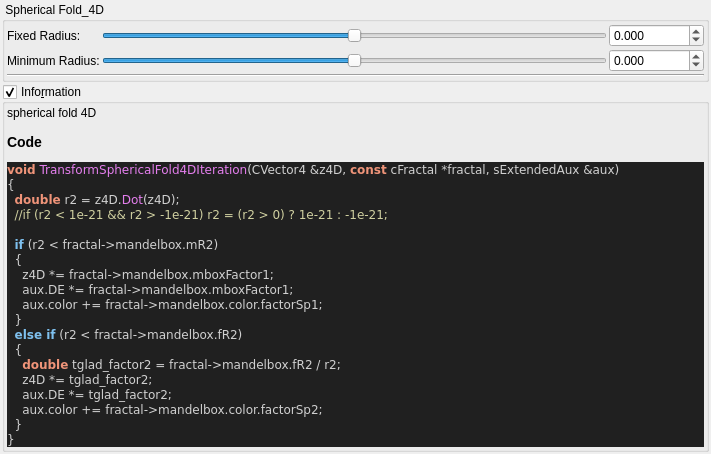
buddhi1980/mandelbulber2, file mandelbulber2/qt_data/fractal_transf_spherical_fold_4D.ui: the form before one commit.
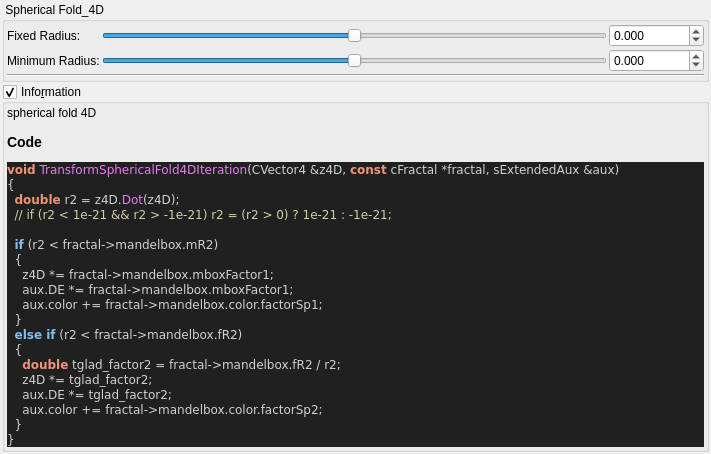
The form after the commit. Custom widgets are drawn as their Qt base class.

What changed in the file:
```diff
--- a/mandelbulber2/qt_data/fractal_transf_spherical_fold_4D.ui
+++ b/mandelbulber2/qt_data/fractal_transf_spherical_fold_4D.ui
@@ -227,7 +227,7 @@
 &lt;pre style=&quot;color:#d0d0d0; background-color:#202020;  font-family:'Courier New',monospace;&quot;&gt;&lt;span style=&quot;color:#f09479; font-weight:bold&quot;&gt;void&lt;/span&gt; &lt;span style=&quot;color:#e47eed&quot;&gt;TransformSphericalFold4DIteration&lt;/span&gt;&lt;span style=&quot;color:#d0d0d0&quot;&gt;(&lt;/span&gt;CVector4 &lt;span style=&quot;color:#d0d0d0&quot;&gt;&amp;amp;&lt;/span&gt;z4D&lt;span style=&quot;color:#d0d0d0&quot;&gt;,&lt;/span&gt; &lt;span style=&quot;color:#f09479; font-weight:bold&quot;&gt;const&lt;/span&gt; cFractal &lt;span style=&quot;color:#d0d0d0&quot;&gt;*&lt;/span&gt;fractal&lt;span style=&quot;color:#d0d0d0&quot;&gt;,&lt;/span&gt; sExtendedAux &lt;span style=&quot;color:#d0d0d0&quot;&gt;&amp;amp;&lt;/span&gt;aux&lt;span style=&quot;color:#d0d0d0&quot;&gt;)&lt;/span&gt;
 &lt;span style=&quot;color:#d0d0d0&quot;&gt;{&lt;/span&gt;
   &lt;span style=&quot;color:#f09479; font-weight:bold&quot;&gt;double&lt;/span&gt; r2 &lt;span style=&quot;color:#d0d0d0&quot;&gt;=&lt;/span&gt; z4D&lt;span style=&quot;color:#d0d0d0&quot;&gt;.&lt;/span&gt;&lt;span style=&quot;color:#e47eed&quot;&gt;Dot&lt;/span&gt;&lt;span style=&quot;color:#d0d0d0&quot;&gt;(&lt;/span&gt;z4D&lt;span style=&quot;color:#d0d0d0&quot;&gt;);&lt;/span&gt;
-  &lt;span style=&quot;color:#d0d0a0&quot;&gt;//if (r2 &amp;lt; 1e-21 &amp;amp;&amp;amp; r2 &amp;gt; -1e-21) r2 = (r2 &amp;gt; 0) ? 1e-21 : -1e-21;&lt;/span&gt;
+  &lt;span style=&quot;color:#d0d0a0&quot;&gt;// if (r2 &amp;lt; 1e-21 &amp;amp;&amp;amp; r2 &amp;gt; -1e-21) r2 = (r2 &amp;gt; 0) ? 1e-21 : -1e-21;&lt;/span&gt;
 
   &lt;span style=&quot;color:#7ec0ee; font-weight:bold&quot;&gt;if&lt;/span&gt; &lt;span style=&quot;color:#d0d0d0&quot;&gt;(&lt;/span&gt;r2 &lt;span style=&quot;color:#d0d0d0&quot;&gt;&amp;lt;&lt;/span&gt; fractal&lt;span style=&quot;color:#d0d0d0&quot;&gt;-&amp;gt;&lt;/span&gt;mandelbox&lt;span style=&quot;color:#d0d0d0&quot;&gt;.&lt;/span&gt;mR2&lt;span style=&quot;color:#d0d0d0&quot;&gt;)&lt;/span&gt;
   &lt;span style=&quot;color:#d0d0d0&quot;&gt;{&lt;/span&gt;
```
